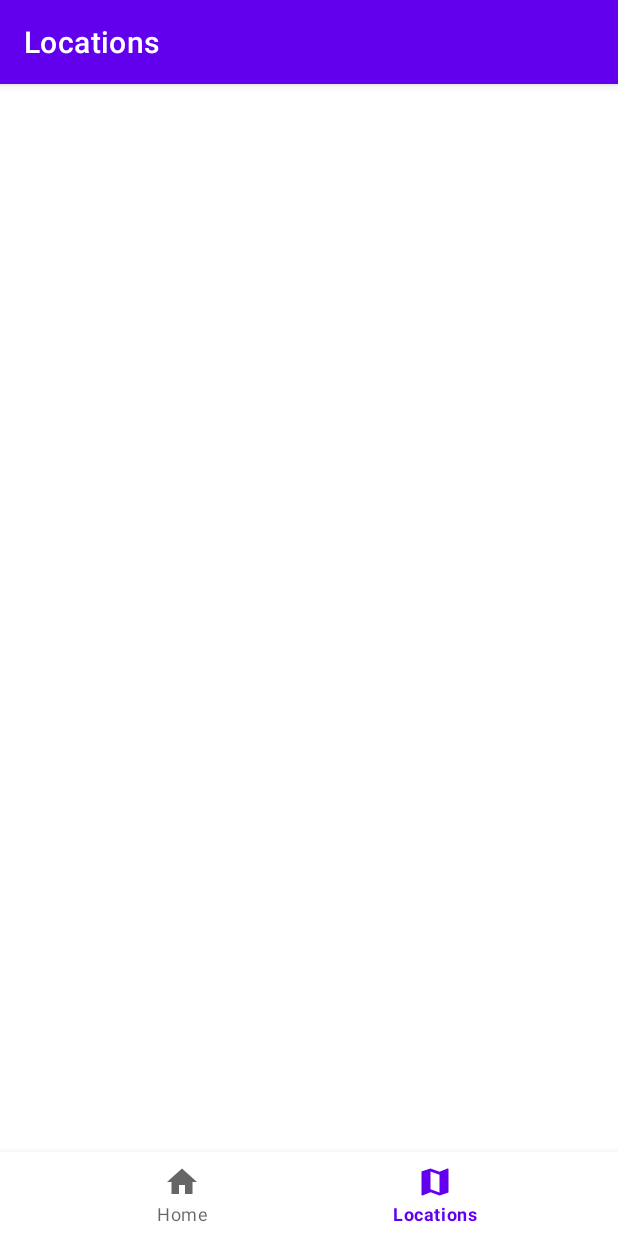
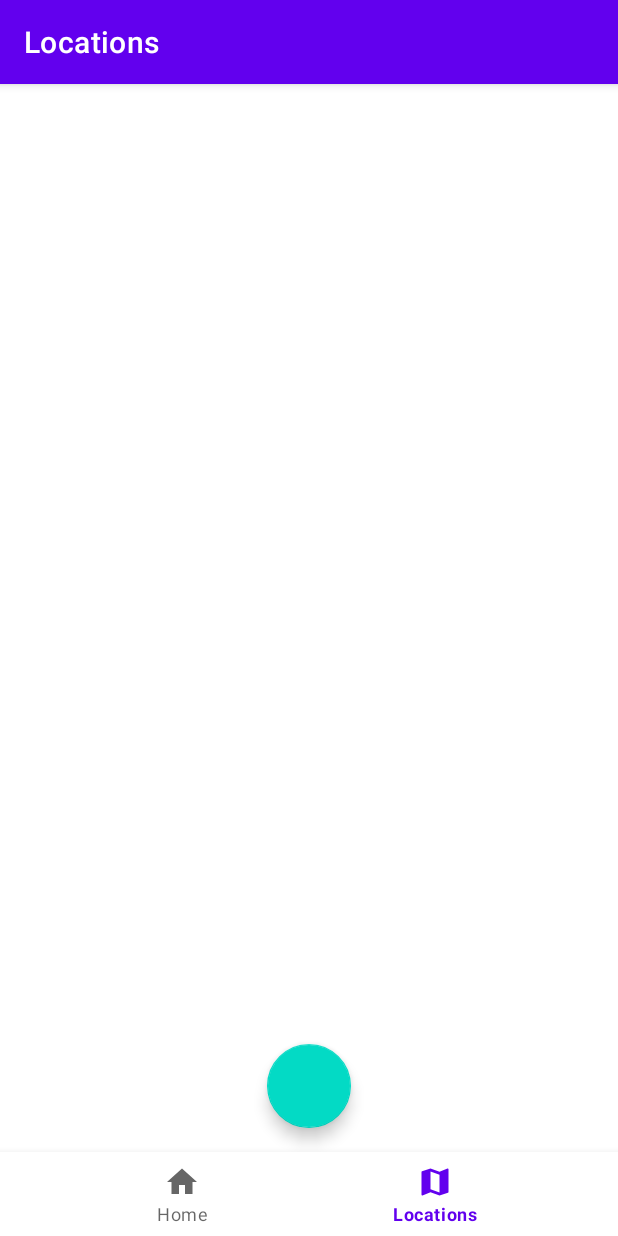
Before and after one commit to ibaltare/weather-app, an Android app: the LocationsFragment screen opened through its navigation route, on a phone screen of 412 x 824 dp. Run offline under Robolectric (Android 15) with nearby library versions, the phone set to English and light mode, and no system bars; our stand-ins replace navigation-ui; 1 statement that could not run was skipped.

Commit message:
add functionality to home fragment

```diff
--- a/app/src/main/java/com/navi/weather/model/RemoteService.kt
+++ b/app/src/main/java/com/navi/weather/model/RemoteService.kt
@@ -6,7 +6,7 @@ import retrofit2.http.Query
 
 interface RemoteService {
     @GET(Constants.WEATHER_DATA_PATH)
-    suspend fun getWeatherData(
+    suspend fun getWeatherForecast(
         @Query(Constants.LATITUDE_PARAM) lat: Double,
         @Query(Constants.LONGITUDE_PARAM) lon: Double,
         @Query(Constants.APP_ID_PARAM) appid: String,
--- a/app/src/main/java/com/navi/weather/ui/home/HomeFragment.kt
+++ b/app/src/main/java/com/navi/weather/ui/home/HomeFragment.kt
@@ -1,5 +1,7 @@
 package com.navi.weather.ui.home
 
+import android.annotation.SuppressLint
+import android.content.Context
 import android.os.Bundle
 import android.view.LayoutInflater
 import android.view.View
@@ -12,6 +14,7 @@ import androidx.lifecycle.ViewModelProvider
 import com.navi.weather.databinding.FragmentHomeBinding
 import com.navi.weather.model.LocationRepository
 import com.navi.weather.model.WeatherRepository
+import com.navi.weather.ui.common.getResource
 
 class HomeFragment : Fragment() {
 
@@ -30,7 +33,30 @@ class HomeFragment : Fragment() {
 
     override fun onViewCreated(view: View, savedInstanceState: Bundle?) {
         super.onViewCreated(view, savedInstanceState)
-        homeViewModel.getWeather()
+        setObservers()
+    }
+
+
+    @SuppressLint("SetTextI18n")
+    private fun setObservers() {
+        homeViewModel.state.observe(viewLifecycleOwner){ state->
+            state.weatherForecast?.let {
+                with(binding) {
+                    tvCity.text = it.city
+                    tvDescription.text = it.weatherDescription
+                    tvTemperature.text = "${it.temperature}°"
+                    tvHumidity.text = "${it.humidity}%"
+                    tvVisibility.text = "${(it.visibility/1000)}Km"
+                    tvWindSpeed.text = "${it.windSpeed}m/s"
+                    val moment = if (it.weatherIcon.last() == 'n') "night" else "day"
+                    val image = "bg_${moment}_${it.weatherMain.lowercase()}"
+                    context?.getResource(image).let {
+                        bgFragment.background = it
+                    }
+
+                }
+            }
+        }
     }
 
     override fun onDestroyView() {
--- a/app/src/main/java/com/navi/weather/ui/home/HomeViewModel.kt
+++ b/app/src/main/java/com/navi/weather/ui/home/HomeViewModel.kt
@@ -7,6 +7,7 @@ import androidx.lifecycle.MutableLiveData
 import androidx.lifecycle.ViewModel
 import androidx.lifecycle.ViewModelProvider
 import androidx.lifecycle.viewModelScope
+import com.navi.weather.domain.WeatherForecast
 import com.navi.weather.model.LocationRepository
 import com.navi.weather.model.WeatherRepository
 import kotlinx.coroutines.launch
@@ -14,22 +15,27 @@ import kotlinx.coroutines.launch
 class HomeViewModel(private val weatherRepository: WeatherRepository,
                     private val locationRepository: LocationRepository) : ViewModel() {
 
-    private val _text = MutableLiveData<String>().apply {
-        value = "This is home Fragment"
+    private val _state = MutableLiveData(UiState())
+    val state: LiveData<UiState> get() {
+        if(_state.value?.weatherForecast == null){
+            refresh()
+        }
+        return _state
     }
-    val text: LiveData<String> = _text
 
-    fun getWeather(){
-        println("************** weather ++++++++++")
+    private fun refresh(){
         viewModelScope.launch {
             val location = locationRepository.getCurrentLocation()
             if (location != null){
-                val data = weatherRepository.getWeatherData(location)
-                Log.d("==WEATHER", data.toString())
+                _state.value = UiState(loading = true)
+                _state.value = UiState(weatherForecast = weatherRepository.getWeatherForecast(location))
             }
         }
-
     }
+    data class UiState(
+        val loading: Boolean = false,
+        val weatherForecast: WeatherForecast? = null
+    )
 }
 
 class HomeViewModelFactory(private val weatherRepository: WeatherRepository,
--- a/app/src/main/java/com/navi/weather/ui/locations/LocationsFragment.kt
+++ b/app/src/main/java/com/navi/weather/ui/locations/LocationsFragment.kt
@@ -28,10 +28,10 @@ class LocationsFragment : Fragment() {
         _binding = FragmentLocationsBinding.inflate(inflater, container, false)
         val root: View = binding.root
 
-        val textView: TextView = binding.textDashboard
+        /*val textView: TextView = binding.textDashboard
         locationsViewModel.text.observe(viewLifecycleOwner) {
             textView.text = it
-        }
+        }*/
         return root
     }
 
--- /dev/null
+++ b/app/src/main/res/drawable/ic_search.xml
@@ -0,0 +1,5 @@
+<vector android:height="24dp" android:tint="#000000"
+    android:viewportHeight="24" android:viewportWidth="24"
+    android:width="24dp" xmlns:android="http://schemas.android.com/apk/res/android">
+    <path android:fillColor="@android:color/white" android:pathData="M15.5,14h-0.79l-0.28,-0.27C15.41,12.59 16,11.11 16,9.5 16,5.91 13.09,3 9.5,3S3,5.91 3,9.5 5.91,16 9.5,16c1.61,0 3.09,-0.59 4.23,-1.57l0.27,0.28v0.79l5,4.99L20.49,19l-4.99,-5zM9.5,14C7.01,14 5,11.99 5,9.5S7.01,5 9.5,5 14,7.01 14,9.5 11.99,14 9.5,14z"/>
+</vector>
--- a/app/src/main/res/layout/fragment_locations.xml
+++ b/app/src/main/res/layout/fragment_locations.xml
@@ -10,8 +10,17 @@
         android:id="@+id/rvLocations"
         android:layout_width="0dp"
         android:layout_height="wrap_content"
+        tools:listitem="@layout/item_list_location"
         app:layout_constraintTop_toTopOf="parent"
         app:layout_constraintStart_toStartOf="parent"
         app:layout_constraintEnd_toEndOf="parent"/>
 
+    <com.google.android.material.floatingactionbutton.FloatingActionButton
+        android:layout_width="wrap_content"
+        android:layout_height="wrap_content"
+        android:layout_marginBottom="@dimen/common_padding_default"
+        app:layout_constraintStart_toStartOf="parent"
+        app:layout_constraintEnd_toEndOf="parent"
+        app:layout_constraintBottom_toBottomOf="parent"/>
+
 </androidx.constraintlayout.widget.ConstraintLayout>
--- a/app/src/main/res/values/dimens.xml
+++ b/app/src/main/res/values/dimens.xml
@@ -6,11 +6,11 @@
     <dimen name="common_padding_default">16dp</dimen>
     <dimen name="common_margin">20dp</dimen>
     <dimen name="info_corner_radius">15dp</dimen>
-    <dimen name="info_stroke_width">2dp</dimen>
+    <dimen name="info_stroke_width">1dp</dimen>
     <dimen name="common_padding_min">8dp</dimen>
     <dimen name="city_margin_top">40dp</dimen>
     <dimen name="city_text_size">22sp</dimen>
-    <dimen name="temperature_text_size">120sp</dimen>
+    <dimen name="temperature_text_size">80sp</dimen>
     <dimen name="weather_description_text_size">18sp</dimen>
     <dimen name="weather_description_loyout_size">350dp</dimen>
     <dimen name="weather_description_container_size">50dp</dimen>
```
Also changed, not shown: app/src/main/java/com/navi/weather/domain/WeatherForecast.kt (added, +11 -0 lines), app/src/main/java/com/navi/weather/mappers/RemoteWeatherToPresentationMapper.kt (added, +20 -0 lines), app/src/main/java/com/navi/weather/model/WeatherRepository.kt (+7 -3 lines), app/src/main/java/com/navi/weather/ui/common/Extensions.kt (added, +11 -0 lines), app/src/main/res/layout/fragment_search.xml (+4 -6 lines), app/src/main/res/layout/item_list_location.xml (+6 -1 lines).
